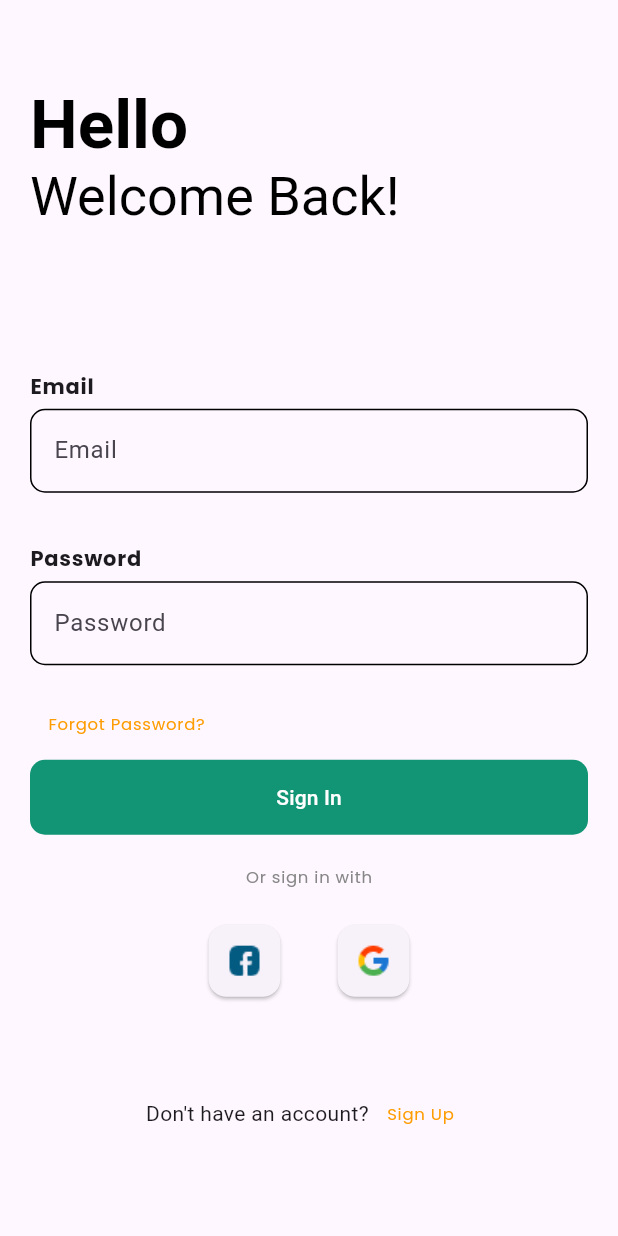
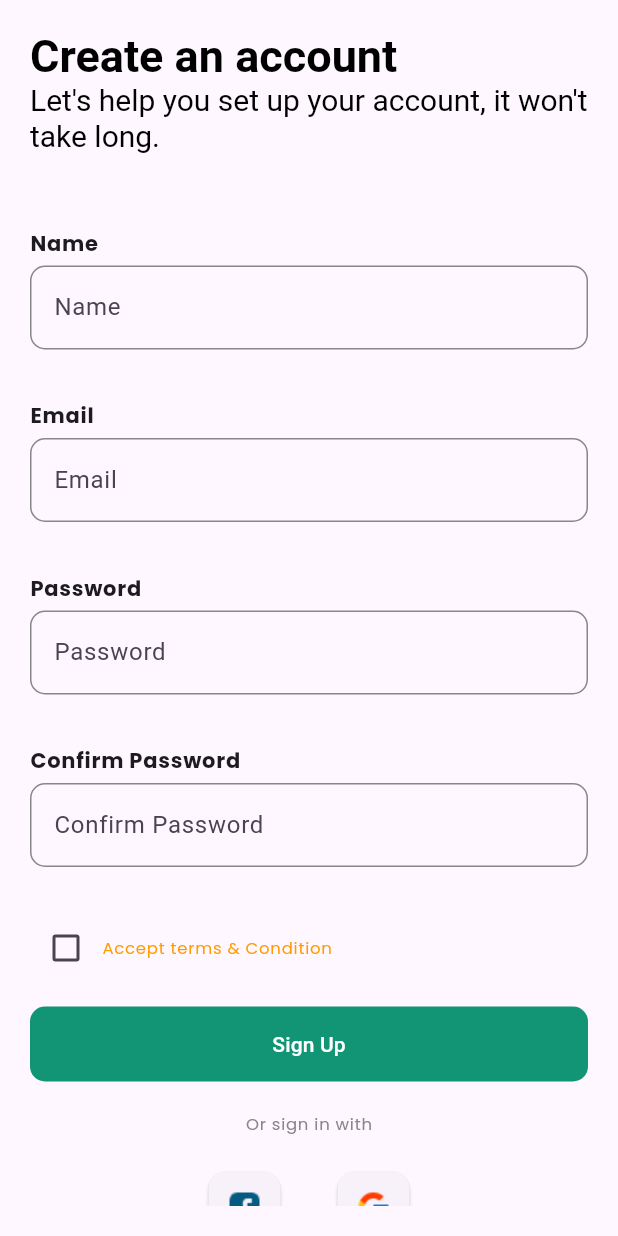
Before and after one commit to abdulrehman202/recipe_app, a Flutter app: the LoginScreen screen opened directly, after a tap on "Sign Up", on a phone screen of 412 x 824 dp. Run offline on Flutter 3.47's test engine with Material 3 defaults, Android fonts, the phone set to English and light mode, and no system bars.

Commit message:
Sign Up screen ready

```diff
--- /dev/null
+++ b/lib/View/Custom Widgets/CustomTextField.dart
@@ -0,0 +1,45 @@
+import 'package:flutter/material.dart';
+import 'package:recipe_app/Constants.dart';
+
+class CustomTextField extends StatelessWidget {
+  String lbl;
+  TextInputType textInputType;
+
+  CustomTextField({super.key, required this.lbl, this.textInputType = TextInputType.name});
+
+  @override
+  Widget build(BuildContext context) {
+    var constants = Constants;
+    return Container(
+      margin: const EdgeInsets.symmetric(vertical: 15),
+      child: Column(
+        crossAxisAlignment: CrossAxisAlignment.start,
+        children: [
+          Padding(
+            padding: const EdgeInsets.symmetric(vertical: 5),
+            child: Text(
+              lbl,
+              style: Theme.of(context).textTheme.labelMedium,
+            ),
+          ),
+          TextField(
+
+            obscureText: textInputType == TextInputType.visiblePassword,
+          keyboardType: textInputType,
+            decoration: InputDecoration(
+
+              hintText: lbl,
+              enabledBorder:  OutlineInputBorder(
+                    borderSide: BorderSide(color: Constants.GREY_LABEL_COLOR),
+                  borderRadius: const BorderRadius.all(Radius.circular(10))),
+              focusedBorder: OutlineInputBorder(
+                    borderSide: BorderSide(color: Constants.GREY_LABEL_COLOR),
+                  borderRadius: const BorderRadius.all(Radius.circular(10))),
+
+            ),
+          ),
+        ],
+      ),
+    );
+  }
+}
--- a/lib/View/login_screen.dart
+++ b/lib/View/login_screen.dart
@@ -1,22 +1,20 @@
 import 'package:flutter/material.dart';
 import 'package:recipe_app/Constants.dart';
+import 'package:recipe_app/View/Custom%20Widgets/CustomTextField.dart';
+import 'package:recipe_app/View/sign_up_screen.dart';
 
-class LoginScreen extends StatefulWidget {
+class LoginScreen extends StatelessWidget {
   const LoginScreen({super.key});
 
-  @override
-  State<LoginScreen> createState() => _LoginScreenState();
-}
 
-class _LoginScreenState extends State<LoginScreen> {
   @override
   Widget build(BuildContext context) {
     return Scaffold(
-      body: _body(),
+      body: _body(context),
     );
   }
 
-  Widget _body() {
+  Widget _body(BuildContext context) {
     return Center(
       child: Padding(
         padding: const EdgeInsets.all(20),
@@ -48,8 +46,8 @@ class _LoginScreenState extends State<LoginScreen> {
               const SizedBox(
                 height: 75.0,
               ),
-              txtFld('Email'),
-              txtFld('Password'),
+              CustomTextField(lbl: 'Email',textInputType: TextInputType.emailAddress,),
+              CustomTextField(lbl: 'Password',textInputType: TextInputType.visiblePassword,),
               TextButton(
                   onPressed: () {},
                   child: Text(
@@ -98,7 +96,10 @@ class _LoginScreenState extends State<LoginScreen> {
                   children: [
                     const Text('Don\'t have an account?'),
                     TextButton(
-                        onPressed: () {},
+                        onPressed: ()
+                        {
+                          Navigator.push(context, MaterialPageRoute(builder: (builder)=>SignUpScreen()));
+                        },
                         child: Text(
                           'Sign Up',
                           style: Theme.of(context)
@@ -116,32 +117,5 @@ class _LoginScreenState extends State<LoginScreen> {
     );
   }
 
-  Widget txtFld(String lbl) {
-    return Container(
-      margin: const EdgeInsets.symmetric(vertical: 15),
-      child: Column(
-        crossAxisAlignment: CrossAxisAlignment.start,
-        children: [
-          Padding(
-            padding: const EdgeInsets.symmetric(vertical: 5),
-            child: Text(
-              lbl,
-              style: Theme.of(context).textTheme.labelMedium,
-            ),
-          ),
-          TextField(
-            decoration: InputDecoration(
-              hintText: lbl,
-              enabledBorder: const OutlineInputBorder(
-                  borderRadius: BorderRadius.all(Radius.circular(10))),
-              focusedBorder: const OutlineInputBorder(
-                  borderRadius: BorderRadius.all(Radius.circular(10))),
-              fillColor: Colors.white,
-              focusColor: Colors.white,
-            ),
-          ),
-        ],
-      ),
-    );
-  }
+
 }
--- /dev/null
+++ b/lib/View/sign_up_screen.dart
@@ -0,0 +1,130 @@
+import 'package:flutter/material.dart';
+import 'package:recipe_app/Constants.dart';
+import 'package:recipe_app/View/Custom%20Widgets/CustomTextField.dart';
+
+class SignUpScreen extends StatefulWidget {
+  const SignUpScreen({super.key});
+
+  @override
+  State<SignUpScreen> createState() => _SignUpScreenState();
+}
+
+class _SignUpScreenState extends State<SignUpScreen> {
+  @override
+  Widget build(BuildContext context) {
+    return Scaffold(
+      body: _body(context),
+    );
+  }
+
+  Widget _body(BuildContext context) {
+    return SafeArea(
+      child: Center(
+        child: Padding(
+          padding: const EdgeInsets.all(20),
+          child: SingleChildScrollView(
+            child: Column(
+              crossAxisAlignment: CrossAxisAlignment.start,
+              children: [
+                Text.rich(
+                  TextSpan(
+                    children: [
+                      TextSpan(
+                          text: 'Create an account\n',
+                          style: Theme.of(context)
+                              .textTheme
+                              .displayMedium!
+                              .copyWith(
+                                  color: Colors.black,
+                                  fontWeight: FontWeight.bold,fontSize: 30)),
+                      TextSpan(
+                        text: 'Let\'s help you set up your account, it won\'t take long.',
+                        style: Theme.of(context)
+                            .textTheme
+                            .displaySmall!
+                            .copyWith(color: Colors.black, fontSize: 20),
+                      ),
+                    ],
+                  ),
+                ),
+                const SizedBox(
+                  height: 30
+                ),
+                CustomTextField(lbl: 'Name',),
+                CustomTextField(lbl: 'Email',textInputType: TextInputType.emailAddress,),
+                CustomTextField(lbl: 'Password',textInputType: TextInputType.visiblePassword),
+                CustomTextField(lbl: 'Confirm Password',textInputType: TextInputType.visiblePassword),
+               Container(
+                margin: const EdgeInsets.symmetric(vertical: 15),
+                 child: Row(
+                   children: [
+                     Checkbox(value: false, onChanged: (value){}),
+                     Text('Accept terms & Condition', style: Theme.of(context)
+                                  .textTheme
+                                  .labelSmall!
+                                  .copyWith(color: Constants.YELLOW_LABEL_COLOR),)
+                   ],
+                 ),
+               ),
+                SizedBox(
+                    width: double.infinity,
+                    child: FilledButton(
+                        onPressed: () {}, child: const Text('Sign Up'))),
+                Container(
+                    alignment: Alignment.center,
+                    margin: const EdgeInsets.all(20),
+                    child: Text(
+                      'Or sign in with',
+                      style: Theme.of(context)
+                          .textTheme
+                          .labelSmall!
+                          .copyWith(color: Constants.GREY_LABEL_COLOR),
+                    )),
+                Row(
+                  mainAxisAlignment: MainAxisAlignment.center,
+                  children: [
+                    Card(
+                        child: IconButton(
+                            onPressed: () {},
+                            icon: Image.asset(
+                                Constants.BASE_IMG_PATH + Constants.FB_ICON))),
+                    const SizedBox(
+                      width: 30,
+                    ),
+                    Card(
+                        child: IconButton(
+                            onPressed: () {},
+                            icon: Image.asset(
+                                Constants.BASE_IMG_PATH + Constants.GOOGLE_ICON)))
+                  ],
+                ),
+                Container(
+                  margin: const EdgeInsets.only(top: 30),
+                  child: Row(
+                    mainAxisAlignment: MainAxisAlignment.center,
+                    children: [
+                      const Text('Already a member?'),
+                      TextButton(
+                          onPressed: ()
+                          {
+                            Navigator.pop(context);
+                          },
+                          child: Text(
+                            'Sign In',
+                            style: Theme.of(context)
+                                .textTheme
+                                .labelSmall!
+                                .copyWith(color: Constants.YELLOW_LABEL_COLOR),
+                          )),
+                    ],
+                  ),
+                )
+              ],
+            ),
+          ),
+        ),
+      ),
+    );
+  }
+
+}
```
